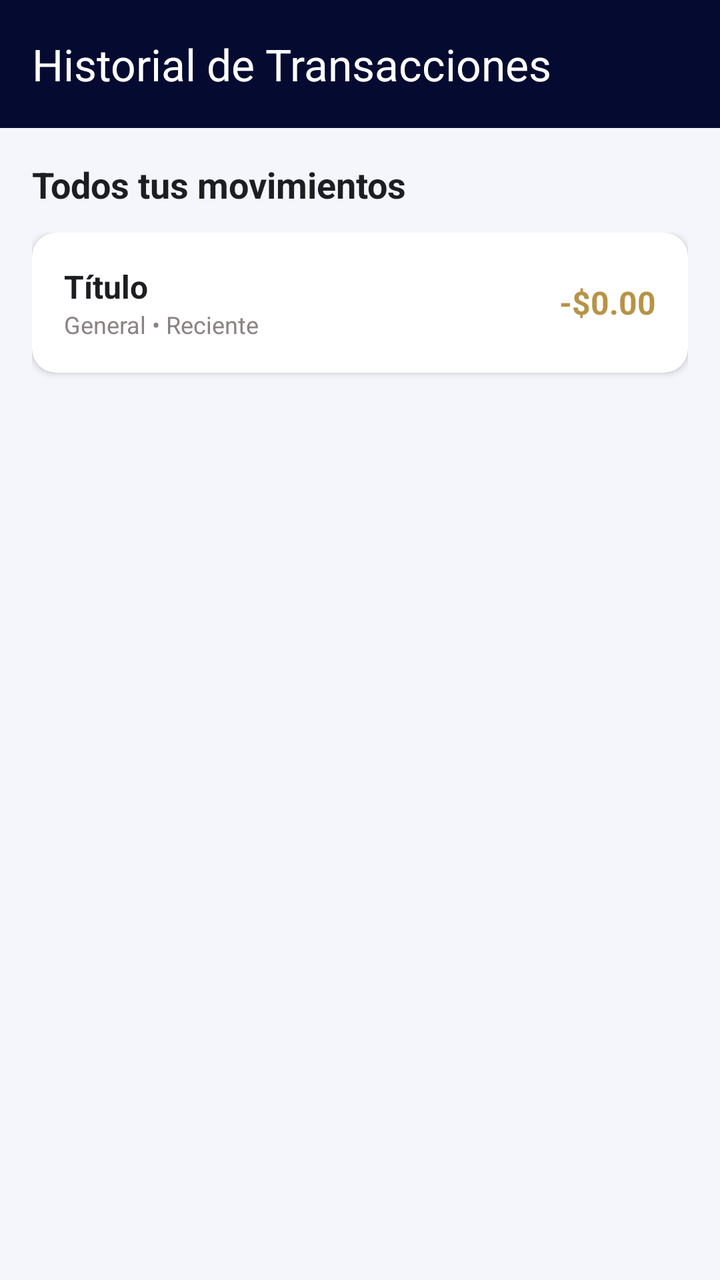
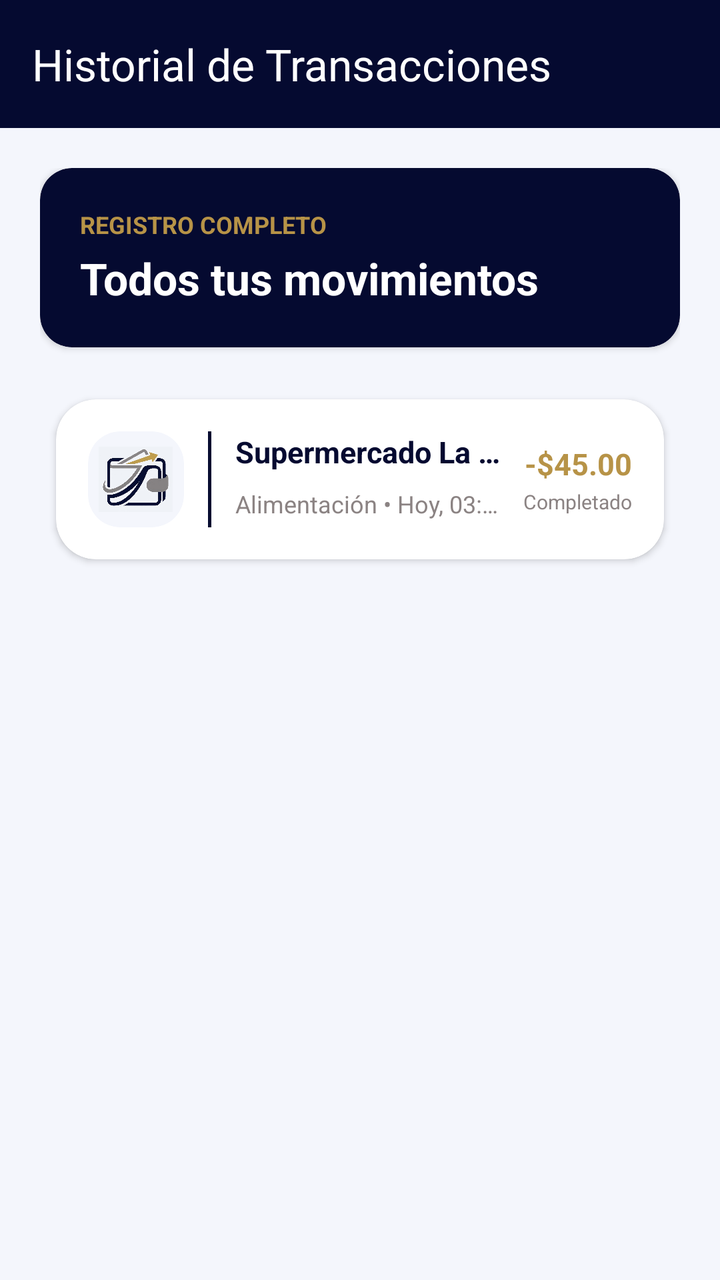

The first picture is an Android layout as it rendered before a commit; the second is the same layout after the commit. The layout source and the unified diff follow.
<!-- AndroidManifest.xml: application theme Theme.WalletApp -->
<!-- res/layout/activity_transactions.xml -->
<?xml version="1.0" encoding="utf-8"?>
<androidx.coordinatorlayout.widget.CoordinatorLayout xmlns:android="http://schemas.android.com/apk/res/android"
    xmlns:app="http://schemas.android.com/apk/res-auto"
    xmlns:tools="http://schemas.android.com/tools"
    android:layout_width="match_parent"
    android:layout_height="match_parent"
    android:background="@color/background_light"
    tools:context=".TransactionsActivity">

    <com.google.android.material.appbar.AppBarLayout
        android:layout_width="match_parent"
        android:layout_height="wrap_content">

        <androidx.appcompat.widget.Toolbar
            android:id="@+id/toolbar_transactions"
            android:layout_width="match_parent"
            android:layout_height="?attr/actionBarSize"
            android:background="@color/primary_emerald"
            app:title="Historial de Transacciones"
            app:titleTextColor="@android:color/white" />

    </com.google.android.material.appbar.AppBarLayout>

    <LinearLayout
        android:layout_width="match_parent"
        android:layout_height="match_parent"
        android:orientation="vertical"
        android:padding="16dp"
        app:layout_behavior="@string/appbar_scrolling_view_behavior">

        <TextView
            android:layout_width="wrap_content"
            android:layout_height="wrap_content"
            android:text="Todos tus movimientos"
            android:textSize="18sp"
            android:textStyle="bold"
            android:textColor="@color/text_primary"
            android:layout_marginBottom="12dp"/>

        <ScrollView
            android:layout_width="match_parent"
            android:layout_height="match_parent">

            <LinearLayout
                android:layout_width="match_parent"
                android:layout_height="wrap_content"
                android:orientation="vertical">

                
                <include layout="@layout/item_movimiento" />

            </LinearLayout>
        </ScrollView>

    </LinearLayout>

</androidx.coordinatorlayout.widget.CoordinatorLayout>
<!-- res/layout/item_movimiento.xml (included above) -->
<?xml version="1.0" encoding="utf-8"?>
<androidx.cardview.widget.CardView xmlns:android="http://schemas.android.com/apk/res/android"
    xmlns:app="http://schemas.android.com/apk/res-auto"
    android:layout_width="match_parent"
    android:layout_height="wrap_content"
    android:layout_marginBottom="8dp"
    app:cardCornerRadius="12dp"
    app:cardElevation="2dp"
    app:cardBackgroundColor="@color/card_background">

    <LinearLayout
        android:layout_width="match_parent"
        android:layout_height="wrap_content"
        android:orientation="horizontal"
        android:padding="16dp"
        android:gravity="center_vertical">

        <LinearLayout
            android:layout_width="0dp"
            android:layout_height="wrap_content"
            android:layout_weight="1"
            android:orientation="vertical">

            <TextView
                android:id="@+id/tv_item_titulo"
                android:layout_width="wrap_content"
                android:layout_height="wrap_content"
                android:text="Título"
                android:textSize="16sp"
                android:textStyle="bold"
                android:textColor="@color/text_primary"/>

            <TextView
                android:id="@+id/tv_item_subtitulo"
                android:layout_width="wrap_content"
                android:layout_height="wrap_content"
                android:text="General • Reciente"
                android:textSize="12sp"
                android:textColor="@color/text_secondary"/>
        </LinearLayout>

        <TextView
            android:id="@+id/tv_item_monto"
            android:layout_width="wrap_content"
            android:layout_height="wrap_content"
            android:text="-$0.00"
            android:textSize="16sp"
            android:textStyle="bold"
            android:textColor="@color/expense_red"/>

    </LinearLayout>
</androidx.cardview.widget.CardView>
<!-- resources referenced by this layout -->
<resources>
  <color name="background_light">#F4F6FC</color>
  <color name="card_background">#FFFFFF</color>
  <color name="expense_red">#B79347</color>
  <color name="primary_emerald">#050A30</color>
  <color name="text_primary">#1C1E21</color>
  <color name="text_secondary">#8B8383</color>
  <style name="Theme.WalletApp" parent="Base.Theme.WalletApp" />
  <style name="Base.Theme.WalletApp" parent="Theme.Material3.DayNight.NoActionBar">
          
          
      </style>
</resources>

<!-- the commit's change to res/layout/activity_transactions.xml (unified diff, before → after) -->
@@ -4,18 +4,20 @@
     xmlns:tools="http://schemas.android.com/tools"
     android:layout_width="match_parent"
     android:layout_height="match_parent"
-    android:background="@color/background_light"
+    android:background="#F4F6FC"
     tools:context=".TransactionsActivity">
 
     <com.google.android.material.appbar.AppBarLayout
         android:layout_width="match_parent"
-        android:layout_height="wrap_content">
+        android:layout_height="wrap_content"
+        android:background="@android:color/transparent"
+        app:elevation="0dp">
 
         <androidx.appcompat.widget.Toolbar
             android:id="@+id/toolbar_transactions"
             android:layout_width="match_parent"
             android:layout_height="?attr/actionBarSize"
-            android:background="@color/primary_emerald"
+            android:background="#050A30"
             app:title="Historial de Transacciones"
             app:titleTextColor="@android:color/white" />
 
@@ -25,28 +27,55 @@
         android:layout_width="match_parent"
         android:layout_height="match_parent"
         android:orientation="vertical"
-        android:padding="16dp"
+        android:padding="20dp"
         app:layout_behavior="@string/appbar_scrolling_view_behavior">
 
-        <TextView
-            android:layout_width="wrap_content"
-            android:layout_height="wrap_content"
-            android:text="Todos tus movimientos"
-            android:textSize="18sp"
-            android:textStyle="bold"
-            android:textColor="@color/text_primary"
-            android:layout_marginBottom="12dp"/>
+        
+        <androidx.cardview.widget.CardView
+            android:layout_width="match_parent"
+            android:layout_height="wrap_content"
+            app:cardCornerRadius="16dp"
+            app:cardElevation="2dp"
+            android:layout_marginBottom="20dp"
+            app:cardBackgroundColor="#050A30">
+
+            <LinearLayout
+                android:layout_width="match_parent"
+                android:layout_height="wrap_content"
+                android:orientation="vertical"
+                android:padding="20dp">
+
+                <TextView
+                    android:layout_width="wrap_content"
+                    android:layout_height="wrap_content"
+                    android:text="Registro Completo"
+                    android:textColor="#B79347"
+                    android:textSize="12sp"
+                    android:textStyle="bold"
+                    android:textAllCaps="true"/>
+
+                <TextView
+                    android:layout_width="wrap_content"
+                    android:layout_height="wrap_content"
+                    android:text="Todos tus movimientos"
+                    android:textSize="22sp"
+                    android:textStyle="bold"
+                    android:textColor="@android:color/white"
+                    android:layout_marginTop="4dp"/>
+
+            </LinearLayout>
+        </androidx.cardview.widget.CardView>
 
         <ScrollView
             android:layout_width="match_parent"
-            android:layout_height="match_parent">
+            android:layout_height="match_parent"
+            android:scrollbars="none">
 
             <LinearLayout
                 android:layout_width="match_parent"
                 android:layout_height="wrap_content"
                 android:orientation="vertical">
 
-                
                 <include layout="@layout/item_movimiento" />
 
             </LinearLayout>
@@ -57,54 +86,120 @@
 </androidx.coordinatorlayout.widget.CoordinatorLayout>
 <!-- res/layout/item_movimiento.xml (included above) -->
 <?xml version="1.0" encoding="utf-8"?>
-<androidx.cardview.widget.CardView xmlns:android="http://schemas.android.com/apk/res/android"
+<com.google.android.material.card.MaterialCardView
+    xmlns:android="http://schemas.android.com/apk/res/android"
     xmlns:app="http://schemas.android.com/apk/res-auto"
     android:layout_width="match_parent"
     android:layout_height="wrap_content"
-    android:layout_marginBottom="8dp"
-    app:cardCornerRadius="12dp"
+    android:layout_marginHorizontal="8dp"
+    android:layout_marginVertical="6dp"
+    app:cardCornerRadius="20dp"
     app:cardElevation="2dp"
-    app:cardBackgroundColor="@color/card_background">
-
-    <LinearLayout
+    app:strokeWidth="0dp"
+    app:cardBackgroundColor="@android:color/white">
+
+    <androidx.constraintlayout.widget.ConstraintLayout
         android:layout_width="match_parent"
         android:layout_height="wrap_content"
-        android:orientation="horizontal"
-        android:padding="16dp"
-        android:gravity="center_vertical">
-
+        android:padding="16dp">
+
+        
+        <com.google.android.material.card.MaterialCardView
+            android:id="@+id/card_icon_bg"
+            android:layout_width="48dp"
+            android:layout_height="48dp"
+            app:cardBackgroundColor="#F4F6FC"
+            app:cardCornerRadius="16dp"
+            app:cardElevation="0dp"
+            app:strokeWidth="0dp"
+            app:layout_constraintBottom_toBottomOf="parent"
+            app:layout_constraintStart_toStartOf="parent"
+            app:layout_constraintTop_toTopOf="parent">
+
+            <ImageView
+                android:id="@+id/iv_item_icono"
+                android:layout_width="37dp"
+                android:layout_height="36dp"
+                android:layout_gravity="center"
+                android:src="@drawable/logo1"/>
+
+        </com.google.android.material.card.MaterialCardView>
+
+        
+        <View
+            android:id="@+id/divider_vertical"
+            android:layout_width="1.5dp"
+            android:layout_height="0dp"
+            android:layout_marginStart="12dp"
+            android:background="#050A30"
+            app:layout_constraintBottom_toBottomOf="@+id/card_icon_bg"
+            app:layout_constraintStart_toEndOf="@+id/card_icon_bg"
+            app:layout_constraintTop_toTopOf="@+id/card_icon_bg" />
+
+        
+        <TextView
+            android:id="@+id/tv_item_titulo"
+            android:layout_width="0dp"
+            android:layout_height="wrap_content"
+            android:layout_marginStart="12dp"
+            android:layout_marginEnd="8dp"
+            android:text="Supermercado La Despensa"
+            android:textColor="#050A30"
+            android:textSize="15sp"
+            android:textStyle="bold"
+            android:maxLines="1"
+            android:ellipsize="end"
+            app:layout_constraintEnd_toStartOf="@+id/linear_monto_container"
+            app:layout_constraintStart_toEndOf="@+id/divider_vertical"
+            app:layout_constraintTop_toTopOf="parent" />
+
+        
+        <TextView
+            android:id="@+id/tv_item_subtitulo"
+            android:layout_width="0dp"
+            android:layout_height="wrap_content"
+            android:layout_marginStart="12dp"
+            android:layout_marginTop="4dp"
+            android:layout_marginEnd="8dp"
+            android:text="Alimentación • Hoy, 03:45 PM"
+            android:textColor="#8B8383"
+            android:textSize="12sp"
+            android:maxLines="1"
+            android:ellipsize="end"
+            app:layout_constraintBottom_toBottomOf="parent"
+            app:layout_constraintEnd_toStartOf="@+id/linear_monto_container"
+            app:layout_constraintStart_toEndOf="@+id/divider_vertical"
+            app:layout_constraintTop_toBottomOf="@+id/tv_item_titulo" />
+
+        
         <LinearLayout
-            android:layout_width="0dp"
-            android:layout_height="wrap_content"
-            android:layout_weight="1"
-            android:orientation="vertical">
+            android:id="@+id/linear_monto_container"
+            android:layout_width="wrap_content"
+            android:layout_height="wrap_content"
+            android:gravity="end"
+            android:orientation="vertical"
+            app:layout_constraintBottom_toBottomOf="parent"
+            app:layout_constraintEnd_toEndOf="parent"
+            app:layout_constraintTop_toTopOf="parent">
 
             <TextView
-                android:id="@+id/tv_item_titulo"
+                android:id="@+id/tv_item_monto"
                 android:layout_width="wrap_content"
                 android:layout_height="wrap_content"
-                android:text="Título"
-                android:textSize="16sp"
-                android:textStyle="bold"
-                android:textColor="@color/text_primary"/>
+                android:text="-$45.00"
+                android:textColor="#B79347"
+                android:textSize="15sp"
+                android:textStyle="bold" />
 
             <TextView
-                android:id="@+id/tv_item_subtitulo"
+                android:id="@+id/tv_item_estado"
                 android:layout_width="wrap_content"
                 android:layout_height="wrap_content"
-                android:text="General • Reciente"
-                android:textSize="12sp"
-                android:textColor="@color/text_secondary"/>
+                android:layout_marginTop="2dp"
+                android:text="Completado"
+                android:textColor="#8B8383"
+                android:textSize="10sp" />
         </LinearLayout>
 
-        <TextView
-            android:id="@+id/tv_item_monto"
-            android:layout_width="wrap_content"
-            android:layout_height="wrap_content"
-            android:text="-$0.00"
-            android:textSize="16sp"
-            android:textStyle="bold"
-            android:textColor="@color/expense_red"/>
-
-    </LinearLayout>
-</androidx.cardview.widget.CardView>
+    </androidx.constraintlayout.widget.ConstraintLayout>
+</com.google.android.material.card.MaterialCardView>
<!-- resource entries referenced after the edit -->
@@ -1,11 +1,6 @@
 <!-- resources referenced by this layout -->
 <resources>
-  <color name="background_light">#F4F6FC</color>
-  <color name="card_background">#FFFFFF</color>
-  <color name="expense_red">#B79347</color>
-  <color name="primary_emerald">#050A30</color>
-  <color name="text_primary">#1C1E21</color>
-  <color name="text_secondary">#8B8383</color>
+  <!-- drawable logo1: jpeg bitmap (drawable, 32014 bytes) -->
   <style name="Theme.WalletApp" parent="Base.Theme.WalletApp" />
   <style name="Base.Theme.WalletApp" parent="Theme.Material3.DayNight.NoActionBar">
           
